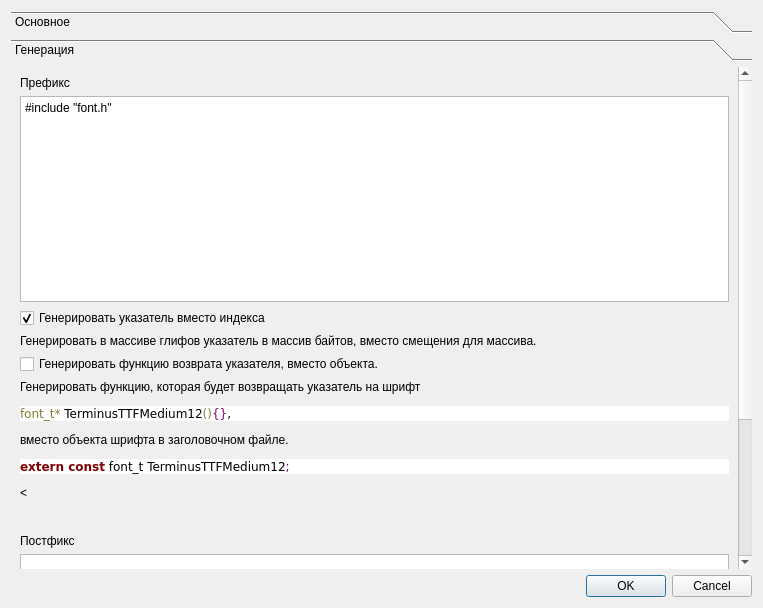
First picture: the form in ui/settings.ui, repository Llerr/FontCreator, before the edit.
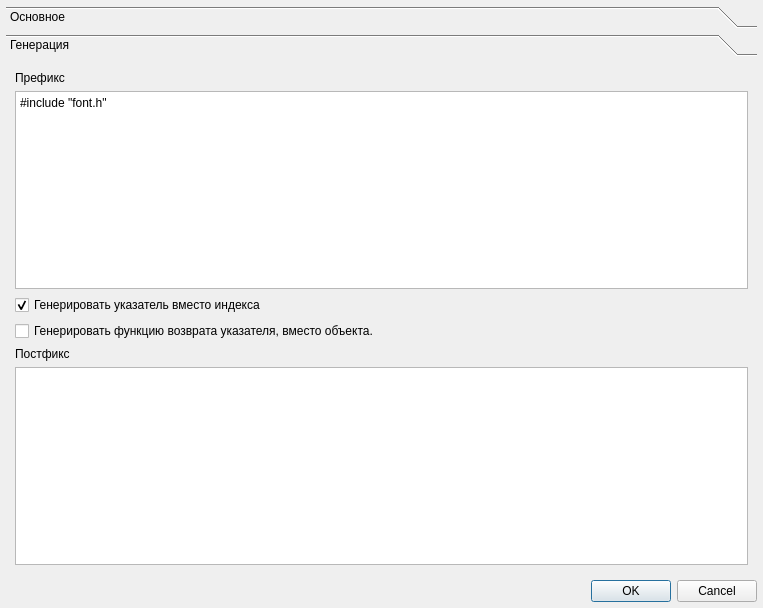
Second picture: the form after the edit. The open tabs and pages were chosen to show the change. Icons and pictures are not drawn.

Commit message: Добавление элементов настройки

The edit to the form file:
```diff
--- a/ui/settings.ui
+++ b/ui/settings.ui
@@ -14,6 +14,18 @@
    <string>Dialog</string>
   </property>
   <layout class="QGridLayout" name="gridLayout">
+   <property name="leftMargin">
+    <number>6</number>
+   </property>
+   <property name="topMargin">
+    <number>6</number>
+   </property>
+   <property name="rightMargin">
+    <number>6</number>
+   </property>
+   <property name="bottomMargin">
+    <number>6</number>
+   </property>
    <item row="1" column="0">
     <widget class="QDialogButtonBox" name="buttonBox">
      <property name="orientation">
@@ -137,9 +149,9 @@
       <property name="geometry">
        <rect>
         <x>0</x>
-        <y>-213</y>
-        <width>731</width>
-        <height>710</height>
+        <y>-4</y>
+        <width>737</width>
+        <height>512</height>
        </rect>
       </property>
       <property name="sizePolicy">
@@ -152,16 +164,6 @@
        <string>Генерация</string>
       </attribute>
       <layout class="QGridLayout" name="gridLayout_3">
-       <item row="8" column="0">
-        <widget class="QLabel" name="label_7">
-         <property name="text">
-          <string>&lt;html&gt;&lt;head/&gt;&lt;body&gt;&lt;p&gt;Генерировать функцию, которая будет возвращать указатель на шрифт&lt;/p&gt;&lt;pre style=&quot; margin-top:12px; margin-bottom:12px; margin-left:0px; margin-right:0px; -qt-block-indent:0; text-indent:0px; background-color:#ffffff;&quot;&gt;&lt;span style=&quot; font-family:'monospace'; color:#808030;&quot;&gt;font_t*&lt;/span&gt;&lt;span style=&quot; font-family:'monospace'; color:#000000;&quot;&gt; TerminusTTFMedium12&lt;/span&gt;&lt;span style=&quot; font-family:'monospace'; color:#808030;&quot;&gt;()&lt;/span&gt;&lt;span style=&quot; font-family:'monospace'; color:#800080;&quot;&gt;{}&lt;/span&gt;&lt;span style=&quot; font-family:'monospace'; color:#000000;&quot;&gt;,&lt;/span&gt;&lt;/pre&gt;&lt;p&gt;вместо объекта шрифта в заголовочном файле.&lt;/p&gt;&lt;pre style=&quot; margin-top:12px; margin-bottom:12px; margin-left:0px; margin-right:0px; -qt-block-indent:0; text-indent:0px; background-color:#ffffff;&quot;&gt;&lt;span style=&quot; font-family:'monospace'; font-weight:600; color:#800000;&quot;&gt;extern const&lt;/span&gt;&lt;span style=&quot; font-family:'monospace'; color:#000000;&quot;&gt; font_t TerminusTTFMedium12&lt;/span&gt;&lt;span style=&quot; font-family:'monospace'; color:#800080;&quot;&gt;;&lt;/span&gt;&lt;/pre&gt;&lt;&lt;br/&gt;&lt;p/&gt;&lt;/body&gt;&lt;/html&gt;</string>
-         </property>
-         <property name="wordWrap">
-          <bool>true</bool>
-         </property>
-        </widget>
-       </item>
        <item row="2" column="0">
         <widget class="QCheckBox" name="chkPointer">
          <property name="text">
@@ -175,7 +177,7 @@
          </property>
         </widget>
        </item>
-       <item row="7" column="0">
+       <item row="6" column="0">
         <widget class="QCheckBox" name="chkGenFunc">
          <property name="toolTip">
           <string>&lt;html&gt;&lt;head/&gt;&lt;body&gt;&lt;p&gt;Генерировать функцию, которая будет возвращать указатель на шрифт&lt;/p&gt;&lt;pre style=&quot; margin-top:12px; margin-bottom:12px; margin-left:0px; margin-right:0px; -qt-block-indent:0; text-indent:0px; &quot;&gt;&lt;span style=&quot; font-family:'monospace'; color:#808030;&quot;&gt;font_t*&lt;/span&gt;&lt;span style=&quot; font-family:'monospace'; color:#000000;&quot;&gt; TerminusTTFMedium12&lt;/span&gt;&lt;span style=&quot; font-family:'monospace'; color:#808030;&quot;&gt;()&lt;/span&gt;&lt;span style=&quot; font-family:'monospace'; color:#800080;&quot;&gt;{}&lt;/span&gt;&lt;span style=&quot; font-family:'monospace'; color:#000000;&quot;&gt;&lt;/span&gt;&lt;/pre&gt;&lt;p&gt;вместо объекта шрифта в заголовочном файле.&lt;/p&gt;&lt;pre style=&quot; margin-top:12px; margin-bottom:12px; margin-left:0px; margin-right:0px; -qt-block-indent:0; text-indent:0px;&quot;&gt;&lt;span style=&quot; font-family:'monospace'; font-weight:600; color:#800000;&quot;&gt;extern const&lt;/span&gt;&lt;span style=&quot; font-family:'monospace'; color:#000000;&quot;&gt; font_t TerminusTTFMedium12&lt;/span&gt;&lt;span style=&quot; font-family:'monospace'; color:#800080;&quot;&gt;;&lt;/span&gt;&lt;/pre&gt;&lt;&lt;br/&gt;&lt;p/&gt;&lt;/body&gt;&lt;/html&gt;</string>
@@ -191,16 +193,6 @@
          </property>
         </widget>
        </item>
-       <item row="6" column="0">
-        <widget class="QLabel" name="label_6">
-         <property name="text">
-          <string>&lt;html&gt;&lt;head/&gt;&lt;body&gt;&lt;p&gt;Генерировать в массиве глифов указатель в массив байтов, вместо смещения для массива. &lt;/p&gt;&lt;/body&gt;&lt;/html&gt;</string>
-         </property>
-         <property name="wordWrap">
-          <bool>true</bool>
-         </property>
-        </widget>
-       </item>
        <item row="1" column="0">
         <widget class="QPlainTextEdit" name="edtPrefix">
          <property name="plainText">
@@ -215,10 +207,10 @@
          </property>
         </widget>
        </item>
-       <item row="11" column="0">
-        <widget class="QPlainTextEdit" name="edtPostfix"/>
-       </item>
        <item row="9" column="0">
+        <widget class="QPlainTextEdit" name="edtPostfix"/>
+       </item>
+       <item row="7" column="0">
         <widget class="QLabel" name="label_5">
          <property name="text">
           <string>Постфикс</string>
```
Left out of the diff: 95 changed lines with no effect on the pictures. The commit also changes 2 other files.
